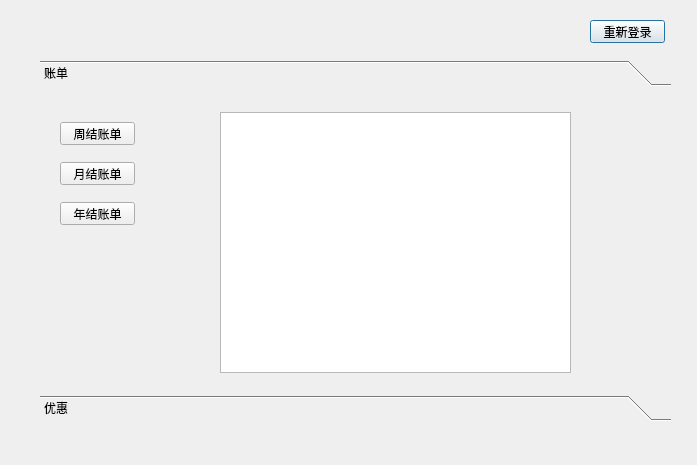
Above: myboss.ui from XMeleny/DB before the change. Below: the same form after it.
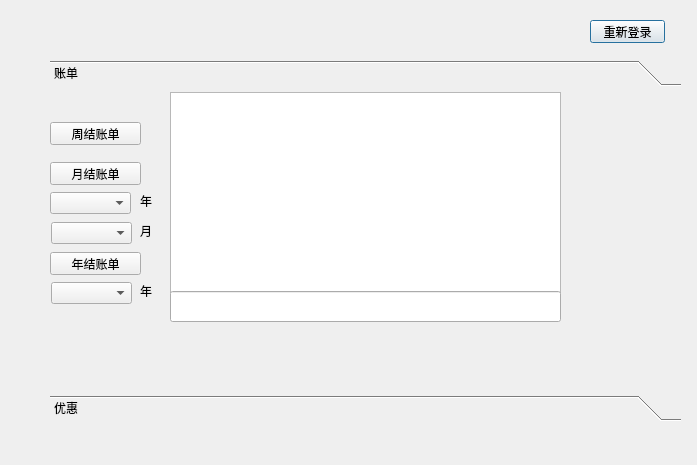
That is the form after the change.

Patch:
```diff
--- a/myboss.ui
+++ b/myboss.ui
@@ -29,7 +29,7 @@
   <widget class="QToolBox" name="toolBox">
    <property name="geometry">
     <rect>
-     <x>40</x>
+     <x>50</x>
      <y>60</y>
      <width>631</width>
      <height>361</height>
@@ -41,7 +41,7 @@
       <x>0</x>
       <y>0</y>
       <width>631</width>
-      <height>309</height>
+      <height>319</height>
      </rect>
     </property>
     <attribute name="label">
@@ -50,9 +50,9 @@
     <widget class="QPushButton" name="weeklyBill">
      <property name="geometry">
       <rect>
-       <x>20</x>
+       <x>0</x>
        <y>30</y>
-       <width>75</width>
+       <width>91</width>
        <height>23</height>
       </rect>
      </property>
@@ -63,9 +63,9 @@
     <widget class="QPushButton" name="monthlyBill">
      <property name="geometry">
       <rect>
-       <x>20</x>
+       <x>0</x>
        <y>70</y>
-       <width>75</width>
+       <width>91</width>
        <height>23</height>
       </rect>
      </property>
@@ -76,9 +76,9 @@
     <widget class="QPushButton" name="yearBill">
      <property name="geometry">
       <rect>
-       <x>20</x>
-       <y>110</y>
-       <width>75</width>
+       <x>0</x>
+       <y>160</y>
+       <width>91</width>
        <height>23</height>
       </rect>
      </property>
@@ -86,13 +86,92 @@
       <string>年结账单</string>
      </property>
     </widget>
-    <widget class="QListWidget" name="listWidget">
+    <widget class="QComboBox" name="comboBox">
      <property name="geometry">
       <rect>
-       <x>180</x>
-       <y>20</y>
-       <width>351</width>
-       <height>261</height>
+       <x>0</x>
+       <y>100</y>
+       <width>81</width>
+       <height>22</height>
+      </rect>
+     </property>
+    </widget>
+    <widget class="QComboBox" name="comboBox_2">
+     <property name="geometry">
+      <rect>
+       <x>1</x>
+       <y>130</y>
+       <width>81</width>
+       <height>22</height>
+      </rect>
+     </property>
+    </widget>
+    <widget class="QComboBox" name="comboBox_3">
+     <property name="geometry">
+      <rect>
+       <x>1</x>
+       <y>190</y>
+       <width>81</width>
+       <height>22</height>
+      </rect>
+     </property>
+    </widget>
+    <widget class="QLabel" name="label_7">
+     <property name="geometry">
+      <rect>
+       <x>90</x>
+       <y>99</y>
+       <width>41</width>
+       <height>20</height>
+      </rect>
+     </property>
+     <property name="text">
+      <string>年</string>
+     </property>
+    </widget>
+    <widget class="QLabel" name="label_8">
+     <property name="geometry">
+      <rect>
+       <x>90</x>
+       <y>129</y>
+       <width>41</width>
+       <height>20</height>
+      </rect>
+     </property>
+     <property name="text">
+      <string>月</string>
+     </property>
+    </widget>
+    <widget class="QLabel" name="label_9">
+     <property name="geometry">
+      <rect>
+       <x>90</x>
+       <y>189</y>
+       <width>41</width>
+       <height>20</height>
+      </rect>
+     </property>
+     <property name="text">
+      <string>年</string>
+     </property>
+    </widget>
+    <widget class="QTableView" name="tableView_2">
+     <property name="geometry">
+      <rect>
+       <x>120</x>
+       <y>0</y>
+       <width>391</width>
+       <height>201</height>
+      </rect>
+     </property>
+    </widget>
+    <widget class="QLineEdit" name="lineEdit">
+     <property name="geometry">
+      <rect>
+       <x>120</x>
+       <y>199</y>
+       <width>391</width>
+       <height>31</height>
       </rect>
      </property>
     </widget>
```
Left out of the diff: 2 changed lines with no effect on the pictures.
